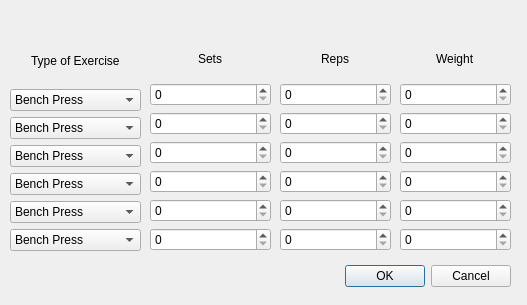
This is weightlifting.ui in kevinlucas23/getFit as Qt 5 draws it before an edit. The edited form follows.
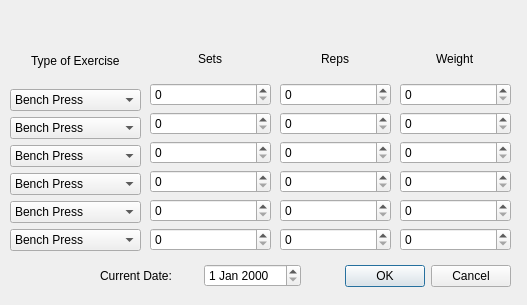
This is the edited form.

Patch:
```diff
--- a/weightlifting.ui
+++ b/weightlifting.ui
@@ -513,6 +513,28 @@
     </item>
    </layout>
   </widget>
+  <widget class="QWidget" name="horizontalLayoutWidget">
+   <property name="geometry">
+    <rect>
+     <x>100</x>
+     <y>260</y>
+     <width>201</width>
+     <height>31</height>
+    </rect>
+   </property>
+   <layout class="QHBoxLayout" name="horizontalLayout">
+    <item>
+     <widget class="QLabel" name="label_2">
+      <property name="text">
+       <string>Current Date: </string>
+      </property>
+     </widget>
+    </item>
+    <item>
+     <widget class="QDateEdit" name="dateEdit"/>
+    </item>
+   </layout>
+  </widget>
  </widget>
  <resources/>
  <connections>
```
